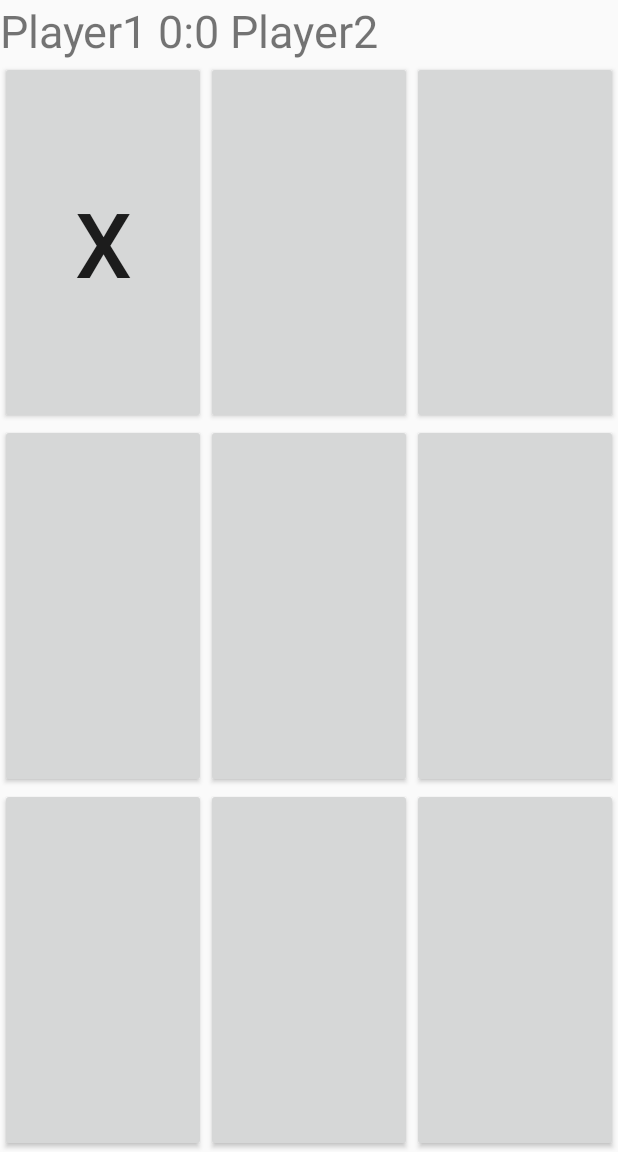
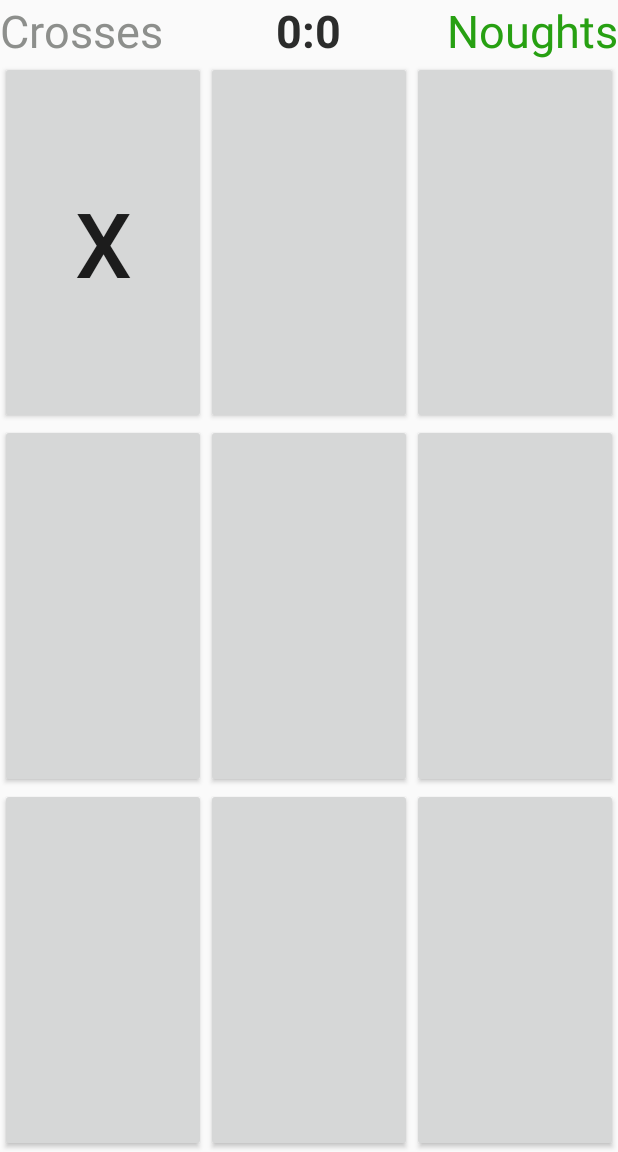
Before and after one commit to veliva/TicTacToe, an Android app: the MainActivity screen opened directly, with no data from a screen before it, after a tap on an icon or button, on a phone screen of 412 x 824 dp, the part 84-1236 px from its top. Run offline under Robolectric (Android 15) with nearby library versions, the phone set to English and light mode, and no system bars.

Commit message:
turn based color has been added

```diff
--- a/app/src/main/AndroidManifest.xml
+++ b/app/src/main/AndroidManifest.xml
@@ -18,7 +18,7 @@
                 <category android:name="android.intent.category.LAUNCHER" />
             </intent-filter>
         </activity>
-        <activity android:name=".MainActivity">
+        <activity android:name=".MainActivity" android:configChanges="orientation|screenSize">
 
         </activity>
     </application>
--- a/app/src/main/java/com/example/tictactoe/MainActivity.java
+++ b/app/src/main/java/com/example/tictactoe/MainActivity.java
@@ -1,6 +1,5 @@
 package com.example.tictactoe;
 
-import android.content.Intent;
 import android.support.v7.app.ActionBar;
 import android.support.v7.app.AppCompatActivity;
 import android.os.Bundle;
@@ -9,7 +8,6 @@ import android.view.Menu;
 import android.view.MenuItem;
 import android.view.View;
 import android.widget.Button;
-import android.widget.ImageButton;
 import android.widget.TextView;
 import android.widget.Toast;
 
@@ -24,6 +22,8 @@ public class MainActivity extends AppCompatActivity implements View.OnClickListe
     private int player2Points = 0;
 
     private TextView textViewPlayerScores;
+    private TextView textViewCrosses;
+    private TextView textViewNoughts;
 
     @Override
     protected void onCreate(Bundle savedInstanceState) {
@@ -31,6 +31,11 @@ public class MainActivity extends AppCompatActivity implements View.OnClickListe
         setContentView(R.layout.activity_main);
 
         textViewPlayerScores = findViewById(R.id.text_view_playerscores);
+        textViewCrosses = findViewById(R.id.text_view_Crosses);
+        textViewNoughts = findViewById(R.id.text_view_Noughts);
+
+        textViewCrosses.setTextColor(getResources().getColor(R.color.colorTurnGreen));
+        textViewNoughts.setTextColor(getResources().getColor(R.color.colorDefaultGray));
 
         for(int x = 0; x < 3; x++){
             for(int y = 0; y < 3; y++){
@@ -61,8 +66,12 @@ public class MainActivity extends AppCompatActivity implements View.OnClickListe
         // If button is not empty
         if (player1Turn) {
             ((Button) v).setText("X");
+            textViewCrosses.setTextColor(getResources().getColor(R.color.colorDefaultGray));
+            textViewNoughts.setTextColor(getResources().getColor(R.color.colorTurnGreen));
         } else {
             ((Button) v).setText("O");
+            textViewCrosses.setTextColor(getResources().getColor(R.color.colorTurnGreen));
+            textViewNoughts.setTextColor(getResources().getColor(R.color.colorDefaultGray));
         }
 
         roundCount++;
@@ -118,14 +127,14 @@ public class MainActivity extends AppCompatActivity implements View.OnClickListe
 
     private void player1Wins(){
         player1Points++;
-        Toast.makeText(this, "Player 1 wins!", Toast.LENGTH_SHORT).show();
+        Toast.makeText(this, "Crosses wins!", Toast.LENGTH_SHORT).show();
         updatePointsText();
         resetBoard();
     }
 
     private void player2Wins() {
         player2Points++;
-        Toast.makeText(this, "Player 2 wins!", Toast.LENGTH_SHORT).show();
+        Toast.makeText(this, "Noughts wins!", Toast.LENGTH_SHORT).show();
         updatePointsText();
         resetBoard();
     }
@@ -136,7 +145,7 @@ public class MainActivity extends AppCompatActivity implements View.OnClickListe
     }
 
     private void updatePointsText() {
-        textViewPlayerScores.setText("Player1 " + Integer.toString(player1Points) + ":" + Integer.toString(player2Points) + " Player2");
+        textViewPlayerScores.setText(Integer.toString(player1Points) + ":" + Integer.toString(player2Points));
     }
 
     private void resetBoard() {
@@ -148,6 +157,8 @@ public class MainActivity extends AppCompatActivity implements View.OnClickListe
 
         roundCount = 0;
         player1Turn = true;
+        textViewCrosses.setTextColor(getResources().getColor(R.color.colorTurnGreen));
+        textViewNoughts.setTextColor(getResources().getColor(R.color.colorDefaultGray));
     }
 
     private void resetGame(){
@@ -155,27 +166,7 @@ public class MainActivity extends AppCompatActivity implements View.OnClickListe
         player2Points = 0;
         updatePointsText();
         resetBoard();
-    }
-
-    //When orientation changes, save current game variables to continue playing
-    @Override
-    protected void onSaveInstanceState(Bundle outState) {
-        super.onSaveInstanceState(outState);
-
-        outState.putInt("roundCount", roundCount);
-        outState.putInt("player1Points", player1Points);
-        outState.putInt("player2Points", player2Points);
-        outState.putBoolean("player1Turn", player1Turn);
-    }
-
-    @Override
-    protected void onRestoreInstanceState(Bundle savedInstanceState) {
-        super.onRestoreInstanceState(savedInstanceState);
-
-        roundCount = savedInstanceState.getInt("roundCount");
-        player1Points = savedInstanceState.getInt("player1Points");
-        player2Points = savedInstanceState.getInt("player2Points");
-        player1Turn = savedInstanceState.getBoolean("player1Turn");
+        Toast.makeText(this,"Game has been reset!", Toast.LENGTH_SHORT).show();
     }
 
     @Override
--- a/app/src/main/res/layout/activity_main.xml
+++ b/app/src/main/res/layout/activity_main.xml
@@ -15,19 +15,43 @@
         android:theme="@style/ThemeOverlay.AppCompat.ActionBar"
         app:titleTextColor="@android:color/white" />
 
-    <RelativeLayout
+    <FrameLayout
         android:layout_width="match_parent"
-        android:layout_height="wrap_content">
+        android:layout_height="wrap_content"
+        android:orientation="horizontal">
+
+        <TextView
+            android:id="@+id/text_view_Crosses"
+            android:layout_width="wrap_content"
+            android:layout_height="wrap_content"
+            android:text="Crosses"
+            android:textSize="30sp"
+            android:freezesText="true"
+            android:layout_gravity="start"
+            android:textColor="@color/colorDefaultGray"/>
 
         <TextView
             android:id="@+id/text_view_playerscores"
             android:layout_width="wrap_content"
             android:layout_height="wrap_content"
-            android:text="Player1 0:0 Player2"
+            android:text="0:0"
             android:textSize="30sp"
-            android:freezesText="true"/>
+            android:freezesText="true"
+            android:layout_gravity="center"
+            android:textStyle="bold"
+            android:textColor="@color/colorScores"/>
 
-    </RelativeLayout>
+        <TextView
+            android:id="@+id/text_view_Noughts"
+            android:layout_width="wrap_content"
+            android:layout_height="wrap_content"
+            android:text="Noughts"
+            android:textSize="30sp"
+            android:freezesText="true"
+            android:layout_gravity="end"
+            android:textColor="@color/colorDefaultGray"/>
+
+    </FrameLayout>
 
     <LinearLayout
         android:layout_width="match_parent"
--- a/app/src/main/res/values/colors.xml
+++ b/app/src/main/res/values/colors.xml
@@ -3,4 +3,7 @@
     <color name="colorPrimary">#03a9c7</color>
     <color name="colorPrimaryDark">#0588a0</color>
     <color name="colorAccent">#D81B60</color>
+    <color name="colorScores">#2b2c2b</color>
+    <color name="colorTurnGreen">#27a012</color>
+    <color name="colorDefaultGray">#8d8f8c</color>
 </resources>
```
Also changed, not shown: app/src/main/res/drawable/reset_button.png (deleted).
